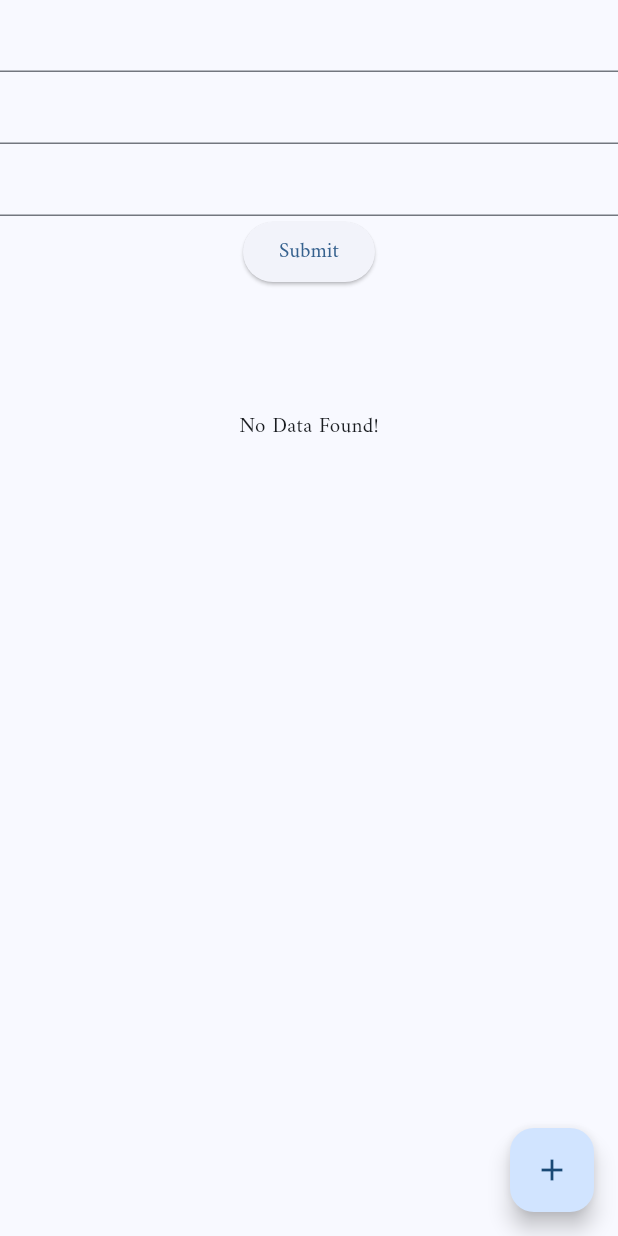
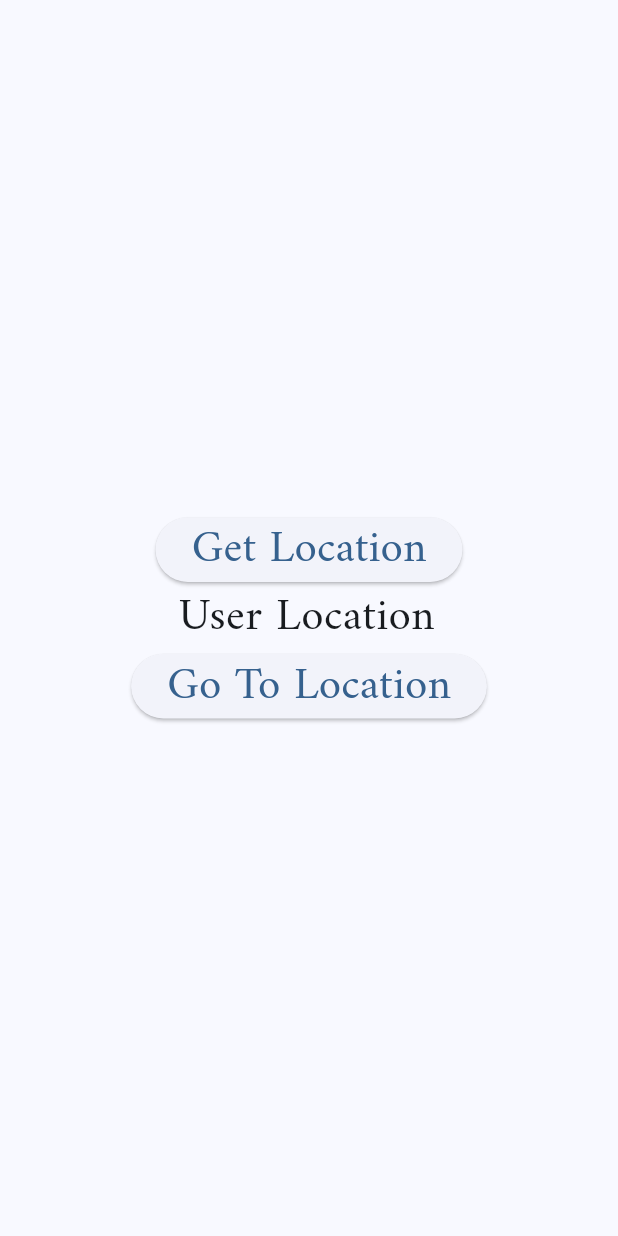
Before and after one commit to NAYRA92/students_projects, a Flutter app: the screen it shows after launch, on a phone screen of 412 x 824 dp. Run offline on Flutter 3.47's test engine with Material 3 defaults, Android fonts, the light colour scheme and no system bars; our stand-ins replace cloud_firestore, firebase_core, geolocator, google_generative_ai; accounts and stored records are empty.

Commit message:
new file:   lib/geo_location_on_maps.dart 	modified:   lib/main.dart 	modified:   macos/Flutter/GeneratedPluginRegistrant.swift 	modified:   pubspec.lock 	modified:   pubspec.yaml 	modified:   windows/flutter/generated_plugin_registrant.cc 	modified:   windows/flutter/generated_plugins.cmake

```diff
--- /dev/null
+++ b/lib/geo_location_on_maps.dart
@@ -0,0 +1,64 @@
+import 'package:flutter/material.dart';
+import 'package:geolocator/geolocator.dart';
+import 'package:url_launcher/url_launcher.dart';
+
+
+class GeoLocationOnMaps extends StatefulWidget {
+  const GeoLocationOnMaps({super.key});
+
+  @override
+  State<GeoLocationOnMaps> createState() => _GeoLocationOnMapsState();
+}
+
+String _get_Location = "User Location",
+user_long = "",
+user_lat ="";
+
+
+class _GeoLocationOnMapsState extends State<GeoLocationOnMaps> {
+ Position? _userCurrentlocation;
+
+  Future<void> _getUserLocation() async{
+    _userCurrentlocation =  await Geolocator.getCurrentPosition();
+    setState(() {
+
+    user_lat = _userCurrentlocation!.latitude.toString();
+    user_long = _userCurrentlocation!.longitude.toString();
+      _get_Location = "User Location: $user_lat , $user_long";
+    });
+
+    print(_userCurrentlocation);
+  }
+
+Future<void> _openUrl() async {
+  final Uri _userLocationUrl = Uri.parse("https://www.google.com/maps/@$user_lat,$user_long");
+  await launchUrl(_userLocationUrl);
+}
+
+  @override
+  Widget build(BuildContext context) {
+    return Scaffold(
+      body: Center(
+        child: Column(
+          mainAxisAlignment: MainAxisAlignment.center,
+          children: [
+          ElevatedButton(
+            onPressed:
+              _getUserLocation,
+            child: Text("Get Location",
+            style: TextStyle(fontSize: 30),)),
+
+          SelectableText(_get_Location,
+          textAlign: TextAlign.center,
+          style: TextStyle(fontSize: 30),),
+
+          ElevatedButton(
+            onPressed:
+              _openUrl,
+            child: Text("Go To Location",
+            style: TextStyle(fontSize: 30),)),
+        ],),
+      ),
+    );
+  }
+}
--- a/lib/main.dart
+++ b/lib/main.dart
@@ -6,6 +6,7 @@ import 'package:students_projects/register_new_product.dart';
 
 import 'akram_login_page.dart';
 import 'api_data_page.dart';
+import 'geo_location_on_maps.dart';
 import 'may8login_page.dart';
 import 'may8signup_page.dart';
 import 'nawaf_home_page.dart';
@@ -41,7 +42,7 @@ class MyApp extends StatelessWidget {
         colorScheme: ColorScheme.fromSeed(seedColor: Colors.blue),
         useMaterial3: true,
       ),
-      home: ShowData(),
+      home: GeoLocationOnMaps(),
     );
   }
 }
--- a/pubspec.yaml
+++ b/pubspec.yaml
@@ -42,6 +42,7 @@ dependencies:
   http:
   fluttericon:
   url_launcher:
+  geolocator: ^13.0.2
 
 dev_dependencies:
   flutter_test:
```
Also changed, not shown: pubspec.lock, 3 other files.
